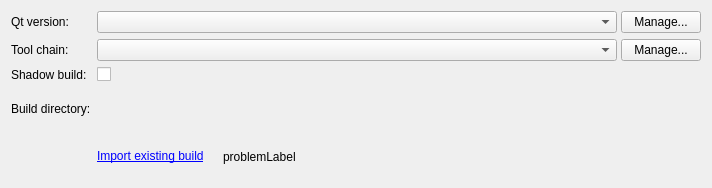
Qt form premakeprojectconfigwidget.ui (q4a/qtcreator-premake-plugin) before a commit.
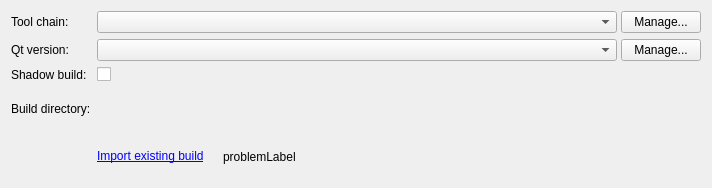
The same form after that commit. Icons and pictures are not drawn. Custom widgets are drawn as their Qt base class.

Commit message: Added new build settings UI

The edit to the form file:
```diff
--- a/premakeprojectconfigwidget.ui
+++ b/premakeprojectconfigwidget.ui
@@ -11,7 +11,7 @@
    </rect>
   </property>
   <layout class="QGridLayout" name="gridLayout">
-   <item row="0" column="0">
+   <item row="1" column="0">
     <widget class="QLabel" name="qtVersionLabel">
      <property name="sizePolicy">
       <sizepolicy hsizetype="Maximum" vsizetype="Preferred">
@@ -24,7 +24,7 @@
      </property>
     </widget>
    </item>
-   <item row="0" column="1">
+   <item row="1" column="1">
     <layout class="QHBoxLayout" name="horizontalLayout">
      <property name="spacing">
       <number>4</number>
@@ -48,14 +48,14 @@
      </item>
     </layout>
    </item>
-   <item row="1" column="0">
+   <item row="0" column="0">
     <widget class="QLabel" name="toolchainLabel">
      <property name="text">
       <string>Tool chain:</string>
      </property>
     </widget>
    </item>
-   <item row="1" column="1">
+   <item row="0" column="1">
     <layout class="QHBoxLayout" name="horizontalLayout_3">
      <property name="spacing">
       <number>4</number>
```
Left out of the diff: 4 changed lines with no effect on the pictures. The commit also changes 3 other files.
